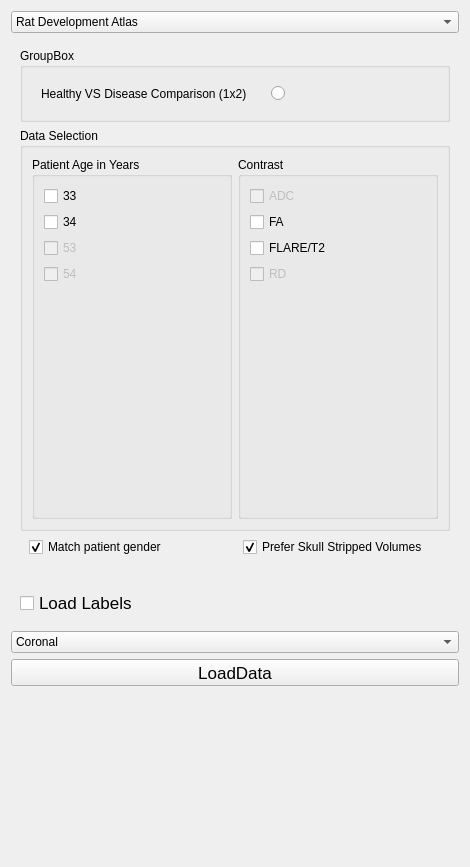
Above: Resources/UI/qSlicerGalleryControlModule.ui from jamesjcook/Slicer_CIVM_RatDevAtlas before the change. Below: the same form after it.
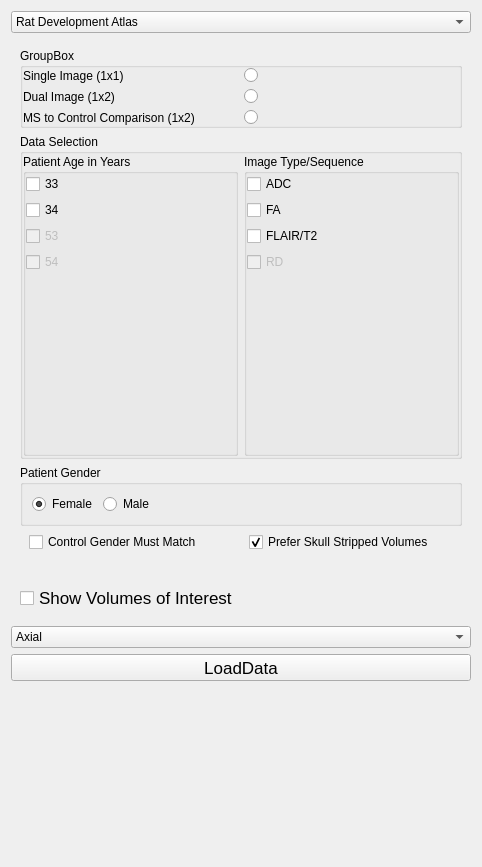
That is the form after the change. The open tabs and pages were chosen to show the change. Icons and pictures are not drawn. Custom widgets are drawn as their Qt base class.

Commit message: Slicer_GalleryControl Added ms gallery, debugged it and did some ui updates for both, including spelling corrections, and terminology clarification.

```diff
--- a/Resources/UI/qSlicerGalleryControlModule.ui
+++ b/Resources/UI/qSlicerGalleryControlModule.ui
@@ -6,7 +6,7 @@
    <rect>
     <x>0</x>
     <y>0</y>
-    <width>470</width>
+    <width>482</width>
     <height>867</height>
    </rect>
   </property>
@@ -31,12 +31,18 @@
    <item>
     <widget class="QStackedWidget" name="GallerySelectionStack">
      <property name="currentIndex">
-      <number>1</number>
+      <number>0</number>
      </property>
      <widget class="QWidget" name="RatDevAtlasControlspage">
       <layout class="QVBoxLayout" name="verticalLayout_7">
        <item>
         <widget class="QGroupBox" name="groupBox">
+         <property name="sizePolicy">
+          <sizepolicy hsizetype="Preferred" vsizetype="Preferred">
+           <horstretch>0</horstretch>
+           <verstretch>0</verstretch>
+          </sizepolicy>
+         </property>
          <property name="minimumSize">
           <size>
            <width>75</width>
@@ -78,16 +84,7 @@
              <enum>QFrame::Plain</enum>
             </property>
             <layout class="QVBoxLayout" name="verticalLayout_6">
-             <property name="leftMargin">
-              <number>5</number>
-             </property>
-             <property name="topMargin">
-              <number>5</number>
-             </property>
-             <property name="rightMargin">
-              <number>5</number>
-             </property>
-             <property name="bottomMargin">
+             <property name="margin">
               <number>0</number>
              </property>
              <item>
@@ -506,7 +503,7 @@
                 </font>
                </property>
                <property name="title">
-                <string>Contrast</string>
+                <string>Image Type/Sequence</string>
                </property>
                <property name="flat">
                 <bool>true</bool>
@@ -673,10 +670,6 @@
         </widget>
        </item>
       </layout>
-      <zorder>SettingsPanel</zorder>
-      <zorder>groupBox</zorder>
-      <zorder>groupBox</zorder>
-      <zorder>DataSelectionGroupBox</zorder>
      </widget>
      <widget class="QWidget" name="MSLibraryControlsPage">
       <layout class="QVBoxLayout" name="verticalLayout_8">
@@ -686,6 +679,9 @@
           <string>GroupBox</string>
          </property>
          <layout class="QHBoxLayout" name="horizontalLayout_3">
+          <property name="margin">
+           <number>0</number>
+          </property>
           <item>
            <widget class="QFrame" name="MSGalleryLabels">
             <property name="frameShape">
@@ -695,10 +691,27 @@
              <enum>QFrame::Plain</enum>
             </property>
             <layout class="QVBoxLayout" name="verticalLayout_11">
+             <property name="margin">
+              <number>0</number>
+             </property>
+             <item>
+              <widget class="QLabel" name="label_3">
+               <property name="text">
+                <string>Single Image (1x1)</string>
+               </property>
+              </widget>
+             </item>
+             <item>
+              <widget class="QLabel" name="label_2">
+               <property name="text">
+                <string>Dual Image (1x2)</string>
+               </property>
+              </widget>
+             </item>
              <item>
               <widget class="QLabel" name="MS_C_text">
                <property name="text">
-                <string>Healthy VS Disease Comparison (1x2)</string>
+                <string>MS to Control Comparison (1x2)</string>
                </property>
               </widget>
              </item>
@@ -714,6 +727,43 @@
              <enum>QFrame::Plain</enum>
             </property>
             <layout class="QVBoxLayout" name="verticalLayout_12">
+             <property name="margin">
+              <number>0</number>
+             </property>
+             <item>
+              <widget class="QRadioButton" name="setMSSingleLayoutButton">
+               <property name="text">
+                <string/>
+               </property>
+               <property name="icon">
+                <iconset resource="../qSlicerGalleryControlModule.qrc">
+                 <normaloff>:/Images/Icons/MSSingle.tiff</normaloff>:/Images/Icons/MSSingle.tiff</iconset>
+               </property>
+               <property name="iconSize">
+                <size>
+                 <width>64</width>
+                 <height>44</height>
+                </size>
+               </property>
+              </widget>
+             </item>
+             <item>
+              <widget class="QRadioButton" name="setMSDualLayoutButton">
+               <property name="text">
+                <string/>
+               </property>
+               <property name="icon">
+                <iconset resource="../qSlicerGalleryControlModule.qrc">
+                 <normaloff>:/Images/Icons/MSDualImage.tiff</normaloff>:/Images/Icons/MSDualImage.tiff</iconset>
+               </property>
+               <property name="iconSize">
+                <size>
+                 <width>64</width>
+                 <height>44</height>
+                </size>
+               </property>
+              </widget>
+             </item>
              <item>
               <widget class="QRadioButton" name="setMSComparisonLayoutButton">
                <property name="text">
@@ -743,6 +793,9 @@
           <string>Data Selection</string>
          </property>
          <layout class="QHBoxLayout" name="horizontalLayout_8">
+          <property name="margin">
+           <number>0</number>
+          </property>
           <item>
            <widget class="QGroupBox" name="MSTimepointGroupBox">
             <property name="title">
@@ -752,6 +805,9 @@
              <bool>true</bool>
             </property>
             <layout class="QVBoxLayout" name="verticalLayout_9">
+             <property name="margin">
+              <number>0</number>
+             </property>
              <item>
               <widget class="QCheckBox" name="t_33">
                <property name="text">
@@ -805,17 +861,17 @@
           <item>
            <widget class="QGroupBox" name="MSContrastGroupBox">
             <property name="title">
-             <string>Contrast</string>
+             <string>Image Type/Sequence</string>
             </property>
             <property name="flat">
              <bool>true</bool>
             </property>
             <layout class="QVBoxLayout" name="verticalLayout_10">
+             <property name="margin">
+              <number>0</number>
+             </property>
              <item>
               <widget class="QCheckBox" name="MSC_ADC">
-               <property name="enabled">
-                <bool>false</bool>
-               </property>
                <property name="text">
                 <string>ADC</string>
                </property>
@@ -831,7 +887,7 @@
              <item>
               <widget class="QCheckBox" name="MSC_MR">
                <property name="text">
-                <string>FLARE/T2</string>
+                <string>FLAIR/T2</string>
                </property>
               </widget>
              </item>
@@ -864,6 +920,45 @@
          </layout>
         </widget>
        </item>
+       <item>
+        <widget class="QGroupBox" name="MSGenderSelectGroupBox">
+         <property name="title">
+          <string>Patient Gender</string>
+         </property>
+         <layout class="QHBoxLayout" name="horizontalLayout_5">
+          <item>
+           <widget class="QRadioButton" name="FemaleButton">
+            <property name="text">
+             <string>Female</string>
+            </property>
+            <property name="checked">
+             <bool>true</bool>
+            </property>
+           </widget>
+          </item>
+          <item>
+           <widget class="QRadioButton" name="MaleButton">
+            <property name="text">
+             <string>Male</string>
+            </property>
+           </widget>
+          </item>
+          <item>
+           <spacer name="horizontalSpacer">
+            <property name="orientation">
+             <enum>Qt::Horizontal</enum>
+            </property>
+            <property name="sizeHint" stdset="0">
+             <size>
+              <width>40</width>
+              <height>20</height>
+             </size>
+            </property>
+           </spacer>
+          </item>
+         </layout>
+        </widget>
+       </item>
        <item>
         <widget class="QFrame" name="MSSettingsFrame">
          <property name="frameShape">
@@ -882,10 +977,10 @@
           <item>
            <widget class="QCheckBox" name="gender_match">
             <property name="text">
-             <string>Match patient gender</string>
+             <string>Control Gender Must Match</string>
             </property>
             <property name="checked">
-             <bool>true</bool>
+             <bool>false</bool>
             </property>
            </widget>
           </item>
@@ -901,7 +996,6 @@
           </item>
          </layout>
          <zorder>skull_strip</zorder>
-         <zorder>skull_strip</zorder>
          <zorder>gender_match</zorder>
         </widget>
        </item>
@@ -926,7 +1020,7 @@
          </font>
         </property>
         <property name="text">
-         <string>Load Labels</string>
+         <string>Show Volumes of Interest</string>
         </property>
        </widget>
       </item>
@@ -935,16 +1029,16 @@
    </item>
    <item>
     <widget class="QComboBox" name="orientationComboBox">
-     <item>
-      <property name="text">
-       <string>Coronal</string>
-      </property>
-     </item>
      <item>
       <property name="text">
        <string>Axial</string>
       </property>
      </item>
+     <item>
+      <property name="text">
+       <string>Coronal</string>
+      </property>
+     </item>
      <item>
       <property name="text">
        <string>Sagittal</string>
```
The commit also changes 5 other files.
